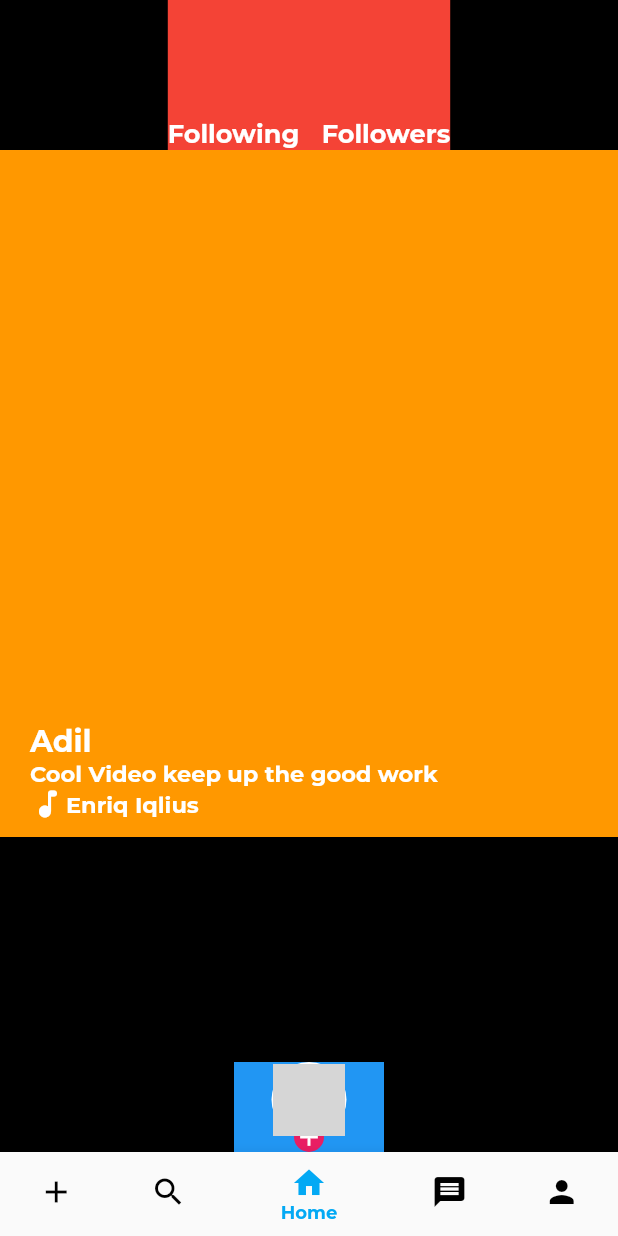
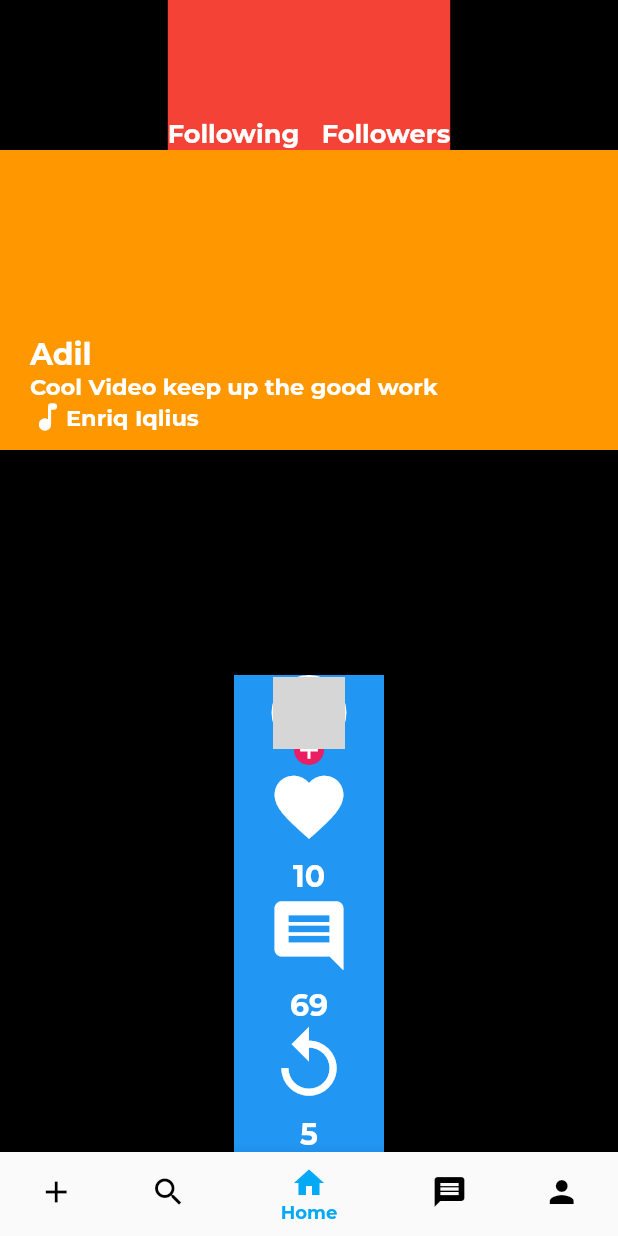
Before and after one commit to Adil-Rangila/tik_tok, a Flutter app: the screen it shows once a user with an empty profile is signed in, on a phone screen of 412 x 824 dp. Run offline on Flutter 3.47's test engine with Material 2 defaults, Android fonts, the phone set to English and light mode, and no system bars; our stand-ins replace cloud_firestore, firebase_auth, firebase_core, google_fonts; accounts and stored records are empty; network calls fail; grey boxes are pictures that could not be loaded.

Commit message:
Update videos.dart

```diff
--- a/lib/pages/videos.dart
+++ b/lib/pages/videos.dart
@@ -131,6 +131,27 @@ class _VideosState extends State<Videos> {
                   mainAxisAlignment: MainAxisAlignment.spaceEvenly,
                   children: [
                     buildProfile(),
+                    Column(
+                      children: [
+                        Icon(Icons.favorite, size: 55, color: Colors.white),
+                        SizedBox(height: 7),
+                        Text('10', style: myStyle(20, Colors.white)),
+                      ],
+                    ),
+                    Column(
+                      children: [
+                        Icon(Icons.comment, size: 55, color: Colors.white),
+                        SizedBox(height: 7),
+                        Text('69', style: myStyle(20, Colors.white)),
+                      ],
+                    ),
+                    Column(
+                      children: [
+                        Icon(Icons.replay, size: 55, color: Colors.white),
+                        SizedBox(height: 7),
+                        Text('5', style: myStyle(20, Colors.white)),
+                      ],
+                    ),
                   ],
                 ),
               ),
```
